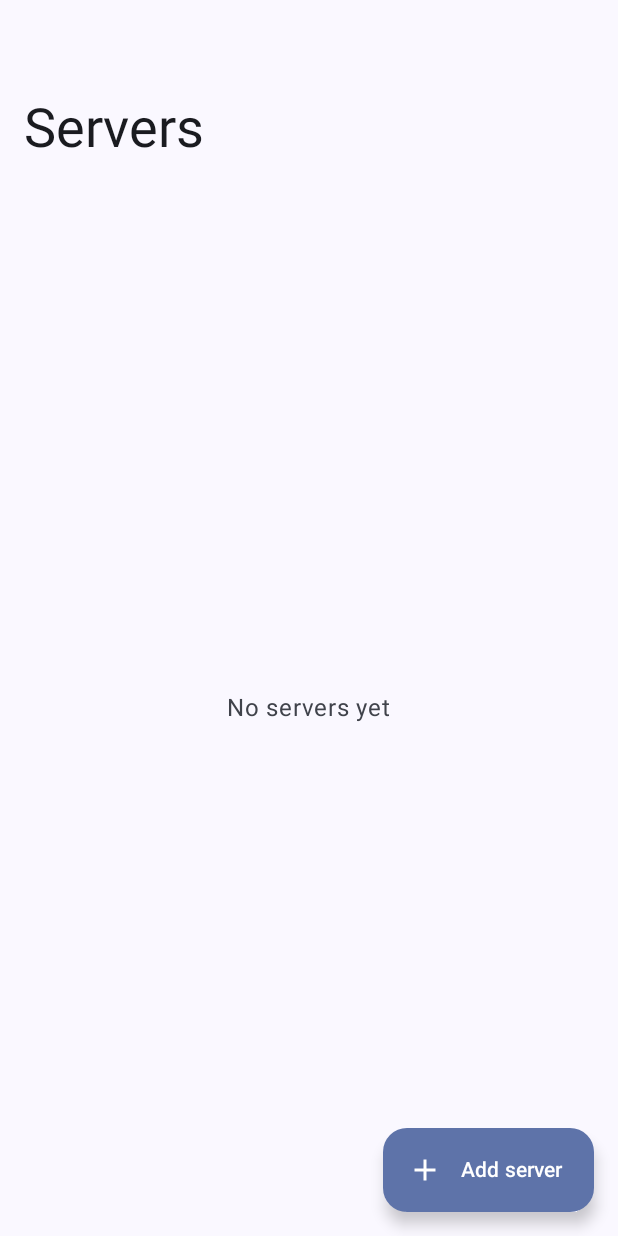
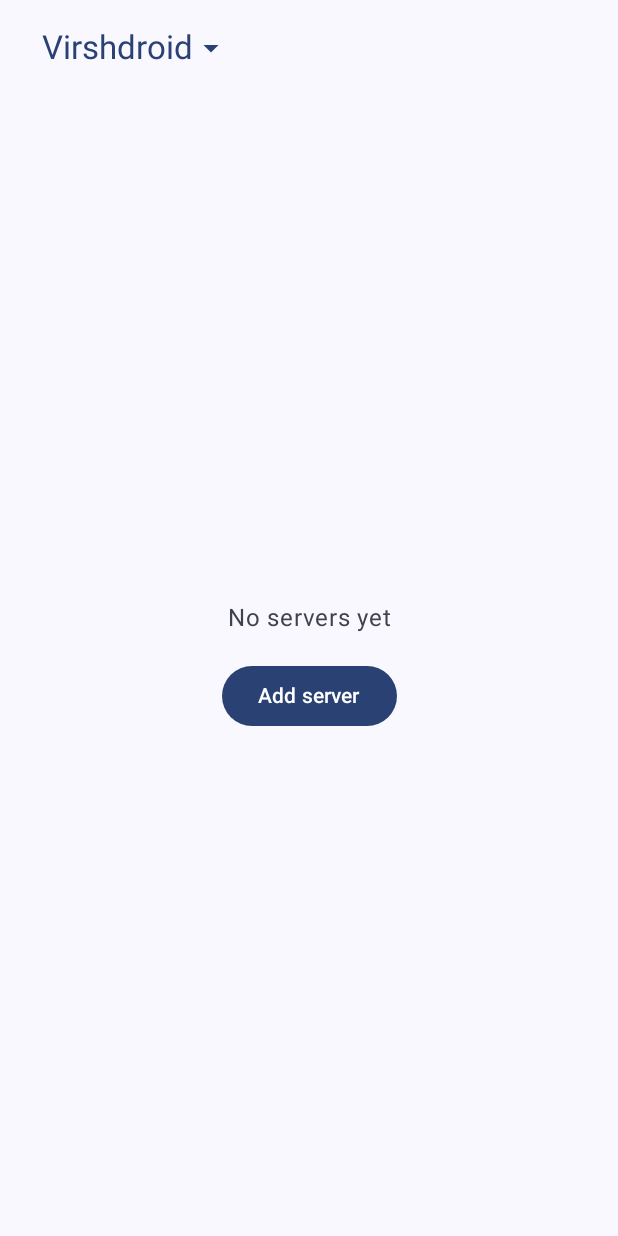
Before and after one commit to haashemi/virshdroid, an Android app built with Jetpack Compose: the screen it shows after launch (MainActivity), on a phone screen of 412 x 824 dp. Run offline under Robolectric (Android 15) with nearby library versions, the phone set to English and light mode, and no system bars; our stand-ins replace Material 3 Expressive styles (plain Material 3 is drawn), Navigation 3; 2 statements that could not run were skipped.

Commit message:
feat: pick server from home screen menu and sign release builds
- Replace the servers list with a home screen whose top bar holds a
  server select menu; the app connects to the selected server
  automatically, and the choice is remembered across launches
- Saving a server selects it; edit and refresh live in the top bar
- Sign release builds when keystore.properties exists; the keystore
  and its properties stay out of git

Co-Authored-By: Claude Opus 5.5 <noreply@anthropic.com>

```diff
--- a/app/src/main/java/dev/haashemi/virshdroid/MainActivity.kt
+++ b/app/src/main/java/dev/haashemi/virshdroid/MainActivity.kt
@@ -11,7 +11,6 @@ import androidx.activity.compose.rememberLauncherForActivityResult
 import androidx.activity.compose.setContent
 import androidx.activity.enableEdgeToEdge
 import androidx.activity.result.contract.ActivityResultContracts
-import androidx.compose.foundation.clickable
 import androidx.compose.foundation.isSystemInDarkTheme
 import androidx.compose.foundation.layout.Arrangement
 import androidx.compose.foundation.layout.Box
@@ -19,11 +18,9 @@ import androidx.compose.foundation.layout.Column
 import androidx.compose.foundation.layout.FlowRow
 import androidx.compose.foundation.layout.PaddingValues
 import androidx.compose.foundation.layout.Row
-import androidx.compose.foundation.layout.Spacer
 import androidx.compose.foundation.layout.consumeWindowInsets
 import androidx.compose.foundation.layout.fillMaxSize
 import androidx.compose.foundation.layout.fillMaxWidth
-import androidx.compose.foundation.layout.height
 import androidx.compose.foundation.layout.imePadding
 import androidx.compose.foundation.layout.padding
 import androidx.compose.foundation.lazy.LazyColumn
@@ -35,6 +32,8 @@ import androidx.compose.foundation.verticalScroll
 import androidx.compose.material.icons.Icons
 import androidx.compose.material.icons.automirrored.filled.ArrowBack
 import androidx.compose.material.icons.filled.Add
+import androidx.compose.material.icons.filled.ArrowDropDown
+import androidx.compose.material.icons.filled.Check
 import androidx.compose.material.icons.filled.Delete
 import androidx.compose.material.icons.filled.Edit
 import androidx.compose.material.icons.filled.Refresh
@@ -43,15 +42,15 @@ import androidx.compose.material3.AlertDialog
 import androidx.compose.material3.Button
 import androidx.compose.material3.ButtonDefaults
 import androidx.compose.material3.Card
+import androidx.compose.material3.DropdownMenu
+import androidx.compose.material3.DropdownMenuItem
 import androidx.compose.material3.ExperimentalMaterial3Api
 import androidx.compose.material3.ExperimentalMaterial3ExpressiveApi
-import androidx.compose.material3.ExtendedFloatingActionButton
 import androidx.compose.material3.FilledTonalButton
+import androidx.compose.material3.HorizontalDivider
 import androidx.compose.material3.Icon
 import androidx.compose.material3.IconButton
-import androidx.compose.material3.LargeFlexibleTopAppBar
 import androidx.compose.material3.LinearWavyProgressIndicator
-import androidx.compose.material3.ListItem
 import androidx.compose.material3.LoadingIndicator
 import androidx.compose.material3.MaterialExpressiveTheme
 import androidx.compose.material3.MaterialTheme
@@ -66,7 +65,6 @@ import androidx.compose.material3.Surface
 import androidx.compose.material3.Text
 import androidx.compose.material3.TextButton
 import androidx.compose.material3.TopAppBar
-import androidx.compose.material3.TopAppBarDefaults
 import androidx.compose.material3.dynamicDarkColorScheme
 import androidx.compose.material3.dynamicLightColorScheme
 import androidx.compose.runtime.Composable
@@ -79,7 +77,6 @@ import androidx.compose.runtime.rememberCoroutineScope
 import androidx.compose.runtime.setValue
 import androidx.compose.ui.Alignment
 import androidx.compose.ui.Modifier
-import androidx.compose.ui.input.nestedscroll.nestedScroll
 import androidx.compose.ui.platform.LocalContext
 import androidx.compose.ui.text.font.FontFamily
 import androidx.compose.ui.text.input.KeyboardType
@@ -94,9 +91,8 @@ import kotlin.coroutines.cancellation.CancellationException
 import kotlinx.coroutines.launch
 import kotlinx.serialization.Serializable
 
-@Serializable private data object ServersKey : NavKey
+@Serializable private data object HomeKey : NavKey
 @Serializable private data class EditKey(val id: String?) : NavKey
-@Serializable private data class VmsKey(val id: String) : NavKey
 
 class MainActivity : ComponentActivity() {
     override fun onCreate(savedInstanceState: Bundle?) {
@@ -115,8 +111,8 @@ class MainActivity : ComponentActivity() {
 
 @Composable
 private fun App(store: Store) {
-    val servers = store.servers.collectAsState(initial = null).value ?: return
-    val backStack = rememberNavBackStack(ServersKey)
+    val saved = store.saved.collectAsState(initial = null).value ?: return
+    val backStack = rememberNavBackStack(HomeKey)
     val scope = rememberCoroutineScope()
     val back: () -> Unit = { backStack.removeLastOrNull() }
 
@@ -124,53 +120,49 @@ private fun App(store: Store) {
         backStack = backStack,
         onBack = back,
         entryProvider = entryProvider {
-            entry<ServersKey> {
-                ServersScreen(servers, onOpen = { backStack.add(VmsKey(it.id)) }, onEdit = { backStack.add(EditKey(it?.id)) })
+            entry<HomeKey> {
+                HomeScreen(
+                    saved = saved,
+                    onSelect = { scope.launch { store.select(it.id) } },
+                    onEdit = { backStack.add(EditKey(it?.id)) },
+                    onTrust = { scope.launch { store.save(it) } },
+                )
             }
             entry<EditKey> { key ->
                 EditScreen(
-                    initial = servers.find { it.id == key.id },
+                    initial = saved.servers.find { it.id == key.id },
                     onSave = { scope.launch { store.save(it) }; back() },
                     onDelete = { id -> scope.launch { store.remove(id) }; back() },
                     onBack = back,
                 )
             }
-            entry<VmsKey> { key ->
-                servers.find { it.id == key.id }?.let { server ->
-                    VmsScreen(server, onTrust = { scope.launch { store.save(it) } }, onBack = back)
-                }
-            }
         },
     )
 }
 
+/** Picks the server to connect to; [onEdit] with null adds a new one. */
 @Composable
-private fun ServersScreen(servers: List<Server>, onOpen: (Server) -> Unit, onEdit: (Server?) -> Unit) {
-    val scroll = TopAppBarDefaults.exitUntilCollapsedScrollBehavior()
-    Scaffold(
-        modifier = Modifier.nestedScroll(scroll.nestedScrollConnection),
-        topBar = { LargeFlexibleTopAppBar(title = { Text("Servers") }, scrollBehavior = scroll) },
-        floatingActionButton = {
-            ExtendedFloatingActionButton(
-                onClick = { onEdit(null) },
-                icon = { Icon(Icons.Default.Add, null) },
-                text = { Text("Add server") },
-            )
-        },
-    ) { padding ->
-        if (servers.isEmpty()) Placeholder("No servers yet", Modifier.padding(padding))
-        LazyColumn(Modifier.fillMaxSize().consumeWindowInsets(padding), contentPadding = padding) {
-            items(servers, key = { it.id }) { server ->
-                ListItem(
-                    headlineContent = { Text(server.title) },
-                    supportingContent = { Text("${server.user}@${server.host}:${server.port}") },
-                    trailingContent = {
-                        IconButton(onClick = { onEdit(server) }) { Icon(Icons.Default.Edit, "Edit ${server.title}") }
-                    },
-                    modifier = Modifier.clickable { onOpen(server) },
+private fun ServerMenu(saved: Saved, onSelect: (Server) -> Unit, onEdit: (Server?) -> Unit) {
+    var open by remember { mutableStateOf(false) }
+    Box {
+        TextButton(onClick = { open = true }) {
+            Text(saved.selected?.title ?: "Virshdroid", style = MaterialTheme.typography.titleLarge)
+            Icon(Icons.Default.ArrowDropDown, "Choose server")
+        }
+        DropdownMenu(expanded = open, onDismissRequest = { open = false }) {
+            saved.servers.forEach { server ->
+                DropdownMenuItem(
+                    text = { Text(server.title) },
+                    onClick = { open = false; onSelect(server) },
+                    leadingIcon = { if (server.id == saved.selected?.id) Icon(Icons.Default.Check, "Selected") },
                 )
             }
-            item { Spacer(Modifier.height(88.dp)) } // keep the last row clear of the FAB
+            if (saved.servers.isNotEmpty()) HorizontalDivider()
+            DropdownMenuItem(
+                text = { Text("Add server") },
+                onClick = { open = false; onEdit(null) },
+                leadingIcon = { Icon(Icons.Default.Add, null) },
+            )
         }
     }
 }
@@ -258,7 +250,8 @@ private fun EditScreen(initial: Server?, onSave: (Server) -> Unit, onDelete: (St
 }
 
 @Composable
-private fun VmsScreen(server: Server, onTrust: (Server) -> Unit, onBack: () -> Unit) {
+private fun HomeScreen(saved: Saved, onSelect: (Server) -> Unit, onEdit: (Server?) -> Unit, onTrust: (Server) -> Unit) {
+    val server = saved.selected
     var vms by remember { mutableStateOf<List<Vm>?>(null) }
     var busy by remember { mutableStateOf(false) }
     var error by remember { mutableStateOf<Pair<String, String>?>(null) }
@@ -268,10 +261,11 @@ private fun VmsScreen(server: Server, onTrust: (Server) -> Unit, onBack: () -> U
 
     /** Runs [action] (if any), then reloads the list; failures are shown in a dialog titled [failure]. */
     suspend fun load(failure: String = "Couldn't load virtual machines", action: suspend () -> Unit = {}) {
+        val target = server ?: return
         busy = true
         try {
             action()
-            vms = Virsh.list(server)
+            vms = Virsh.list(target)
         } catch (e: CancellationException) {
             throw e
         } catch (e: HostKeyException) {
@@ -284,14 +278,18 @@ private fun VmsScreen(server: Server, onTrust: (Server) -> Unit, onBack: () -> U
     }
 
     fun act(action: String, verb: String, vm: Vm) {
-        scope.launch { load("Couldn't $verb ${vm.name}") { Virsh.run(server, action, vm.name) } }
+        val target = server ?: return
+        scope.launch { load("Couldn't $verb ${vm.name}") { Virsh.run(target, action, vm.name) } }
     }
 
     val context = LocalContext.current
     val requestLocalNetwork = rememberLauncherForActivityResult(ActivityResultContracts.RequestPermission()) {
         scope.launch { load() }
     }
+    // Connects automatically whenever the selected server changes.
     LaunchedEffect(server) {
+        vms = null
+        if (server == null) return@LaunchedEffect
         if (Build.VERSION.SDK_INT >= 37 &&
             context.checkSelfPermission(Manifest.permission.ACCESS_LOCAL_NETWORK) != PackageManager.PERMISSION_GRANTED
         ) {
@@ -304,10 +302,12 @@ private fun VmsScreen(server: Server, onTrust: (Server) -> Unit, onBack: () -> U
     Scaffold(
         topBar = {
             TopAppBar(
-                title = { Text(server.title) },
-                navigationIcon = { BackButton(onBack) },
+                title = { ServerMenu(saved, onSelect, onEdit) },
                 actions = {
-                    IconButton(onClick = { scope.launch { load() } }, enabled = !busy) { Icon(Icons.Default.Refresh, "Refresh") }
+                    if (server != null) {
+                        IconButton(onClick = { onEdit(server) }) { Icon(Icons.Default.Edit, "Edit ${server.title}") }
+                        IconButton(onClick = { scope.launch { load() } }, enabled = !busy) { Icon(Icons.Default.Refresh, "Refresh") }
+                    }
                 },
             )
         },
@@ -315,6 +315,14 @@ private fun VmsScreen(server: Server, onTrust: (Server) -> Unit, onBack: () -> U
         Box(Modifier.fillMaxSize().padding(padding)) {
             val list = vms
             when {
+                server == null -> Column(
+                    Modifier.align(Alignment.Center),
+                    horizontalAlignment = Alignment.CenterHorizontally,
+                    verticalArrangement = Arrangement.spacedBy(16.dp),
+                ) {
+                    Text("No servers yet", style = MaterialTheme.typography.bodyLarge, color = MaterialTheme.colorScheme.onSurfaceVariant)
+                    Button(onClick = { onEdit(null) }, shapes = ButtonDefaults.shapes()) { Text("Add server") }
+                }
                 list == null && busy -> LoadingIndicator(Modifier.align(Alignment.Center))
                 list == null -> Placeholder("Not connected")
                 list.isEmpty() -> Placeholder("No virtual machines")
@@ -337,7 +345,7 @@ private fun VmsScreen(server: Server, onTrust: (Server) -> Unit, onBack: () -> U
         }
     }
 
-    hostKey?.let { key ->
+    if (server != null) hostKey?.let { key ->
         AlertDialog(
             onDismissRequest = { hostKey = null },
             icon = { Icon(Icons.Default.Warning, null) },
--- a/app/src/main/java/dev/haashemi/virshdroid/Store.kt
+++ b/app/src/main/java/dev/haashemi/virshdroid/Store.kt
@@ -34,19 +34,34 @@ data class Server(
 
 private val Context.dataStore by preferencesDataStore("servers")
 private val SERVERS = stringPreferencesKey("servers")
+private val SELECTED = stringPreferencesKey("selected")
+
+/** The saved servers and the one the app connects to (the first one if none was chosen). */
+class Saved(val servers: List<Server>, val selected: Server?)
 
 /** Saved servers, stored as one JSON list encrypted with an Android Keystore key. */
 class Store(private val context: Context) {
-    val servers = context.dataStore.data.map { decode(it[SERVERS]) }
+    val saved = context.dataStore.data.map { prefs ->
+        val servers = decode(prefs[SERVERS])
+        Saved(servers, servers.find { it.id == prefs[SELECTED] } ?: servers.firstOrNull())
+    }
 
-    suspend fun save(server: Server) = update { list ->
+    suspend fun select(id: String) {
+        context.dataStore.edit { it[SELECTED] = id }
+    }
+
+    /** Adds or replaces [server] and selects it. */
+    suspend fun save(server: Server) = update(select = server.id) { list ->
         if (list.any { it.id == server.id }) list.map { if (it.id == server.id) server else it } else list + server
     }
 
     suspend fun remove(id: String) = update { list -> list.filterNot { it.id == id } }
 
-    private suspend fun update(change: (List<Server>) -> List<Server>) {
-        context.dataStore.edit { it[SERVERS] = encrypt(Json.encodeToString(change(decode(it[SERVERS])))) }
+    private suspend fun update(select: String? = null, change: (List<Server>) -> List<Server>) {
+        context.dataStore.edit { prefs ->
+            prefs[SERVERS] = encrypt(Json.encodeToString(change(decode(prefs[SERVERS]))))
+            select?.let { prefs[SELECTED] = it }
+        }
     }
 
     private fun decode(blob: String?): List<Server> = blob?.let { Json.decodeFromString(decrypt(it)) } ?: emptyList()
```
Also changed, not shown: app/build.gradle.kts (+15 -0 lines), 1 other file.
